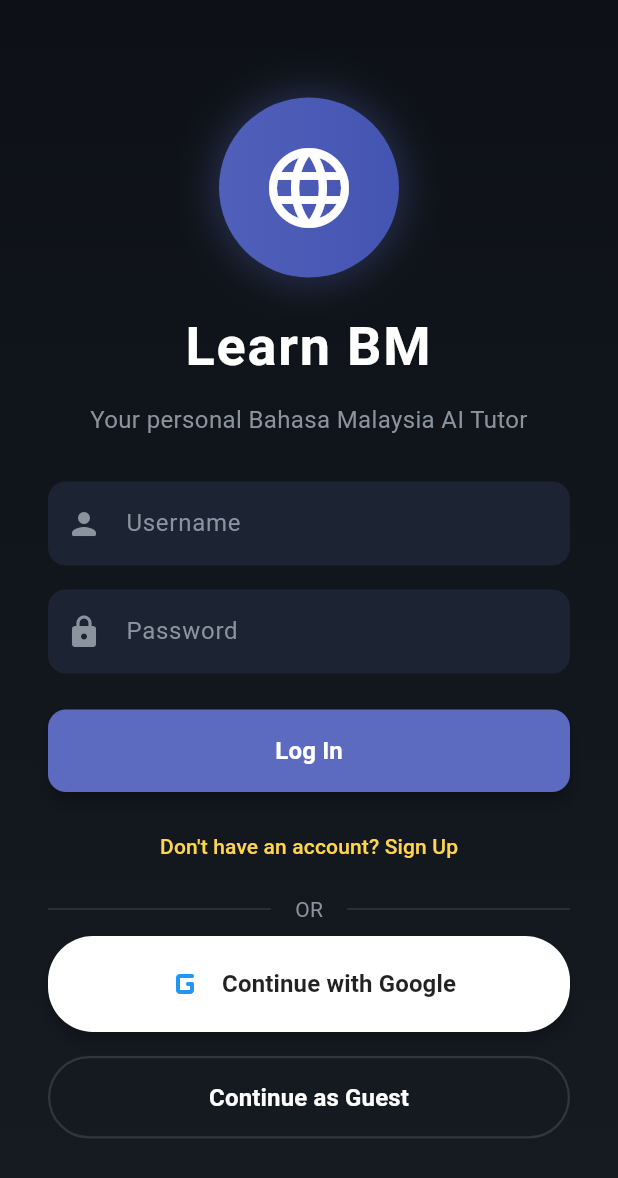
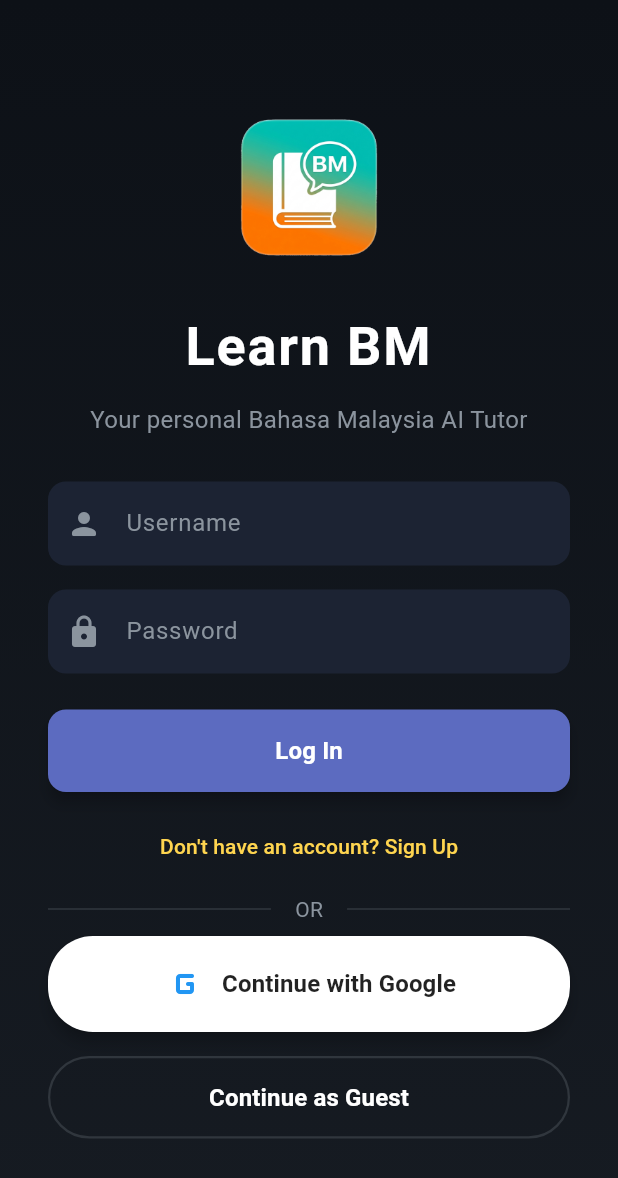
Before and after one commit to taiwenhong1214-dotcom/learning_app, a Flutter app: the screen it shows after launch, on a phone screen of 412 x 824 dp. Shown: the top 1178 px of the screen. Run offline on Flutter 3.47's test engine with Material 3 defaults, Android fonts, the phone set to English and light mode, and no system bars; our stand-ins replace cloud_firestore, firebase_auth, firebase_core, flutter_tts, google_sign_in, shared_preferences; accounts and stored records are empty; Roboto replaces fonts that are missing (Segoe UI).

Commit message:
Update app icon and fix logo display on auth screen

```diff
--- a/lib/auth_screen.dart
+++ b/lib/auth_screen.dart
@@ -115,27 +115,10 @@ class _AuthScreenState extends State<AuthScreen> {
                 crossAxisAlignment: CrossAxisAlignment.stretch,
                 children: [
                   // App Logo/Icon
-                  Container(
-                    width: 120,
+                  Image.asset(
+                    'assets/icon_transparent.png',
                     height: 120,
-                    decoration: BoxDecoration(
-                      shape: BoxShape.circle,
-                      gradient: const LinearGradient(
-                        colors: [Color(0xFF5C6BC0), Color(0xFF3949AB)],
-                      ),
-                      boxShadow: [
-                        BoxShadow(
-                          color: const Color(0xFF5C6BC0).withValues(alpha: 0.3),
-                          blurRadius: 20,
-                          spreadRadius: 5,
-                        ),
-                      ],
-                    ),
-                    child: const Icon(
-                      Icons.language_rounded,
-                      size: 64,
-                      color: Colors.white,
-                    ),
+                    fit: BoxFit.contain,
                   ),
                   const SizedBox(height: 20),
                   const Text(
--- a/pubspec.yaml
+++ b/pubspec.yaml
@@ -65,9 +65,9 @@ flutter:
   # the material Icons class.
   uses-material-design: true
 
-  # To add assets to your application, add an assets section, like this:
-  # assets:
-  #   - images/a_dot_burr.jpeg
+  assets:
+    - assets/icon.png
+    - assets/icon_transparent.png
   #   - images/a_dot_ham.jpeg
 
   # An image asset can refer to one or more resolution-specific "variants", see
```
Also changed, not shown: assets/icon_transparent.png (added).
